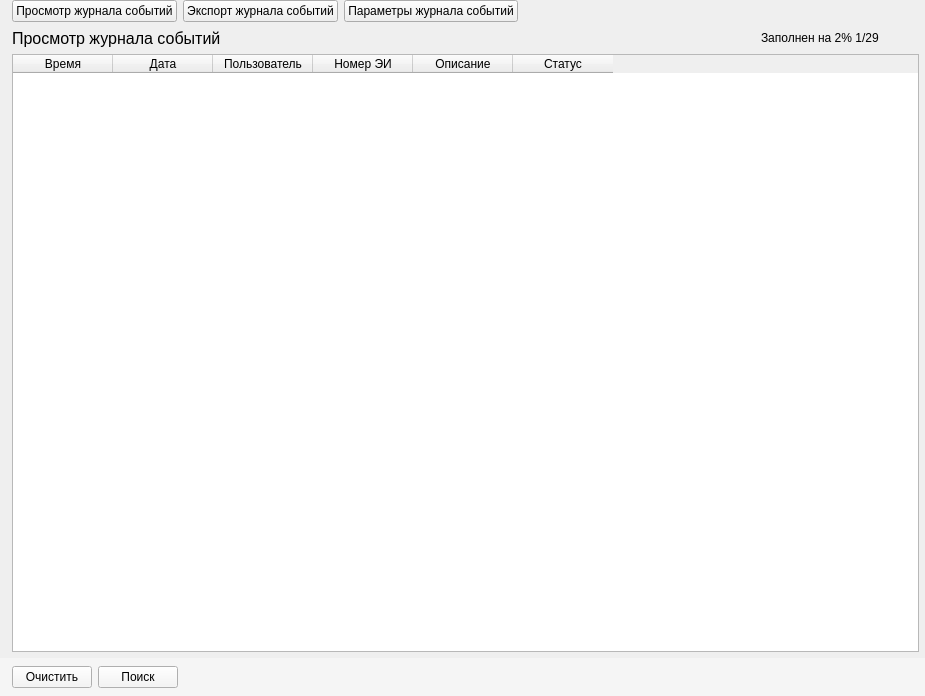
Before: the Qt Designer form panels/JournalPanel.ui in m6v/sobol, drawn with Qt 5.
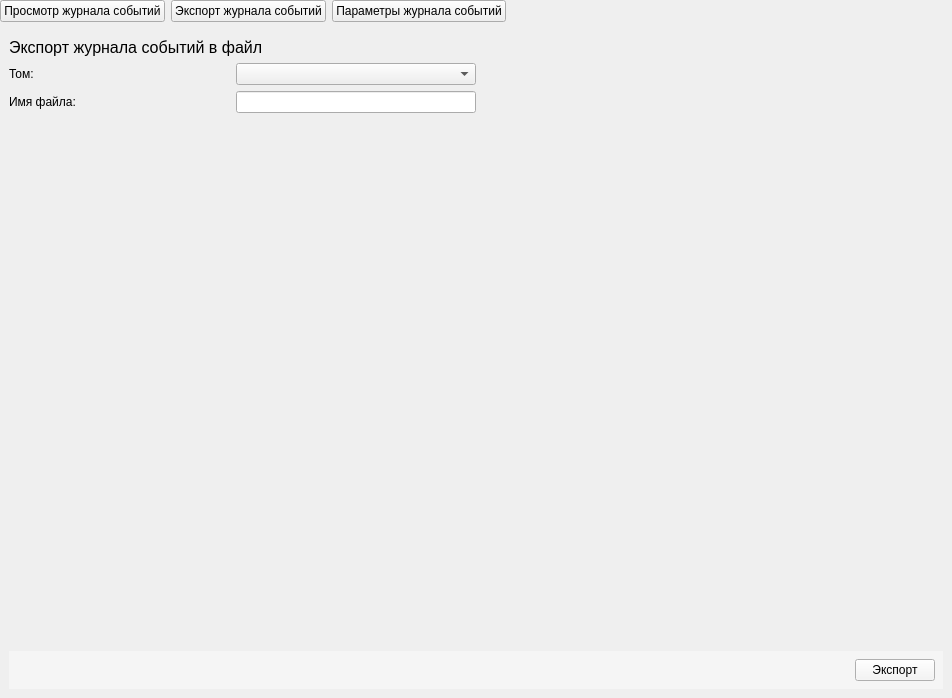
After: the same form once the commit is applied. The open tabs and pages were chosen to show the change.

Commit message: Save settings when Save PushButton triggered

The edit to the form file:
```diff
--- a/panels/JournalPanel.ui
+++ b/panels/JournalPanel.ui
@@ -6,14 +6,14 @@
    <rect>
     <x>0</x>
     <y>0</y>
-    <width>925</width>
-    <height>696</height>
+    <width>952</width>
+    <height>698</height>
    </rect>
   </property>
   <property name="windowTitle">
    <string>Form</string>
   </property>
-  <layout class="QVBoxLayout" name="verticalLayout_2">
+  <layout class="QVBoxLayout" name="verticalLayout">
    <property name="leftMargin">
     <number>0</number>
    </property>
@@ -27,10 +27,7 @@
     <number>0</number>
    </property>
    <item>
-    <layout class="QHBoxLayout" name="top_horizontal_layout">
-     <property name="leftMargin">
-      <number>12</number>
-     </property>
+    <layout class="QHBoxLayout" name="horizontalLayout_2">
      <item>
       <widget class="QPushButton" name="view_journal_push_button">
        <property name="text">
@@ -68,20 +65,12 @@
     </layout>
    </item>
    <item>
-    <widget class="QWidget" name="widget_2" native="true">
-     <layout class="QVBoxLayout" name="verticalLayout">
-      <property name="leftMargin">
-       <number>12</number>
-      </property>
-      <property name="topMargin">
+    <widget class="QStackedWidget" name="stackedWidget">
+     <property name="currentIndex">
        <number>0</number>
       </property>
-      <property name="rightMargin">
-       <number>6</number>
-      </property>
-      <property name="bottomMargin">
-       <number>0</number>
-      </property>
+     <widget class="QWidget" name="view_journal_page">
+      <layout class="QVBoxLayout" name="verticalLayout_3">
       <item>
        <layout class="QHBoxLayout" name="middle_horizontal_layout">
         <item>
@@ -171,15 +160,15 @@
         </column>
        </widget>
       </item>
-     </layout>
-    </widget>
-   </item>
    <item>
     <widget class="QWidget" name="widget" native="true">
      <property name="styleSheet">
       <string notr="true">background-color: #f5f5f5;</string>
      </property>
      <layout class="QHBoxLayout" name="horizontalLayout">
+          <property name="spacing">
+           <number>0</number>
+          </property>
       <property name="leftMargin">
        <number>0</number>
       </property>
@@ -236,6 +225,172 @@
        </spacer>
       </item>
      </layout>
+        </widget>
+       </item>
+      </layout>
+     </widget>
+     <widget class="QWidget" name="export_journal_page">
+      <layout class="QVBoxLayout" name="verticalLayout_2">
+       <item>
+        <layout class="QHBoxLayout" name="middle_horizontal_layout_2">
+         <item>
+          <widget class="QLabel" name="view_journal_label_2">
+           <property name="font">
+            <font>
+             <pointsize>12</pointsize>
+            </font>
+           </property>
+           <property name="styleSheet">
+            <string notr="true"/>
+           </property>
+           <property name="text">
+            <string>Экспорт журнала событий в файл</string>
+           </property>
+          </widget>
+         </item>
+         <item>
+          <spacer name="horizontalSpacer_5">
+           <property name="orientation">
+            <enum>Qt::Horizontal</enum>
+           </property>
+           <property name="sizeHint" stdset="0">
+            <size>
+             <width>40</width>
+             <height>20</height>
+            </size>
+           </property>
+          </spacer>
+         </item>
+        </layout>
+       </item>
+       <item>
+        <layout class="QHBoxLayout" name="horizontalLayout_4">
+         <item>
+          <layout class="QGridLayout" name="gridLayout">
+           <item row="1" column="0">
+            <widget class="QLabel" name="file_name_label">
+             <property name="text">
+              <string>Имя файла:</string>
+             </property>
+            </widget>
+           </item>
+           <item row="1" column="2">
+            <widget class="QLineEdit" name="file_name_line_edit">
+             <property name="minimumSize">
+              <size>
+               <width>240</width>
+               <height>0</height>
+              </size>
+             </property>
+            </widget>
+           </item>
+           <item row="0" column="0">
+            <widget class="QLabel" name="volune_label">
+             <property name="text">
+              <string>Том:</string>
+             </property>
+            </widget>
+           </item>
+           <item row="0" column="2">
+            <widget class="QComboBox" name="volume_combo_box">
+             <property name="minimumSize">
+              <size>
+               <width>240</width>
+               <height>0</height>
+              </size>
+             </property>
+            </widget>
+           </item>
+           <item row="1" column="1">
+            <spacer name="horizontalSpacer_8">
+             <property name="orientation">
+              <enum>Qt::Horizontal</enum>
+             </property>
+             <property name="sizeHint" stdset="0">
+              <size>
+               <width>40</width>
+               <height>20</height>
+              </size>
+             </property>
+            </spacer>
+           </item>
+          </layout>
+         </item>
+         <item>
+          <spacer name="horizontalSpacer_6">
+           <property name="orientation">
+            <enum>Qt::Horizontal</enum>
+           </property>
+           <property name="sizeHint" stdset="0">
+            <size>
+             <width>40</width>
+             <height>20</height>
+            </size>
+           </property>
+          </spacer>
+         </item>
+        </layout>
+       </item>
+       <item>
+        <spacer name="verticalSpacer">
+         <property name="orientation">
+          <enum>Qt::Vertical</enum>
+         </property>
+         <property name="sizeHint" stdset="0">
+          <size>
+           <width>20</width>
+           <height>455</height>
+          </size>
+         </property>
+        </spacer>
+       </item>
+       <item>
+        <widget class="QWidget" name="widget_2" native="true">
+         <property name="styleSheet">
+          <string notr="true">background-color: #f5f5f5;</string>
+         </property>
+         <layout class="QHBoxLayout" name="horizontalLayout_3">
+          <property name="spacing">
+           <number>0</number>
+          </property>
+          <property name="leftMargin">
+           <number>0</number>
+          </property>
+          <property name="topMargin">
+           <number>8</number>
+          </property>
+          <property name="rightMargin">
+           <number>8</number>
+          </property>
+          <property name="bottomMargin">
+           <number>8</number>
+          </property>
+          <item>
+           <spacer name="horizontalSpacer_7">
+            <property name="orientation">
+             <enum>Qt::Horizontal</enum>
+            </property>
+            <property name="sizeHint" stdset="0">
+             <size>
+              <width>724</width>
+              <height>20</height>
+             </size>
+            </property>
+           </spacer>
+          </item>
+          <item>
+           <widget class="QPushButton" name="export_journal_push_button_2">
+            <property name="text">
+             <string>Экспорт</string>
+            </property>
+           </widget>
+          </item>
+         </layout>
+        </widget>
+       </item>
+      </layout>
+     </widget>
+     <widget class="QWidget" name="parms_journal_page"/>
     </widget>
    </item>
   </layout>
```
Lines whose indentation alone changed are shown as unchanged. The commit also changes 4 other files.
